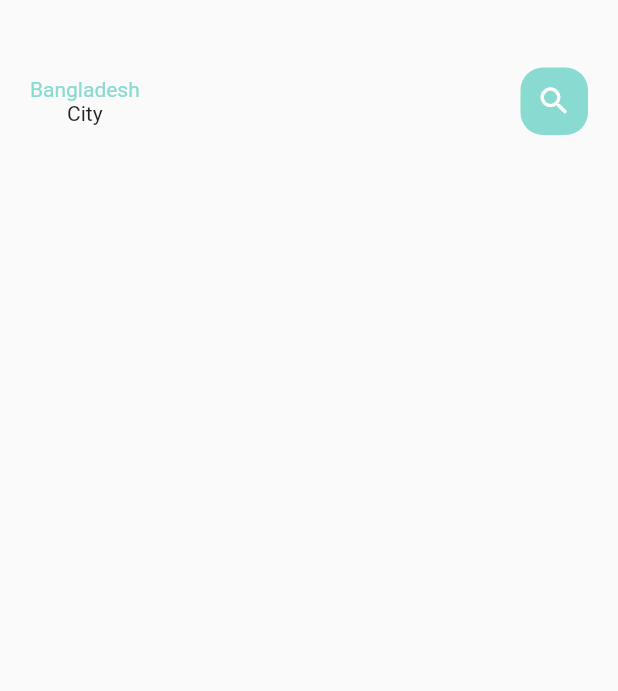
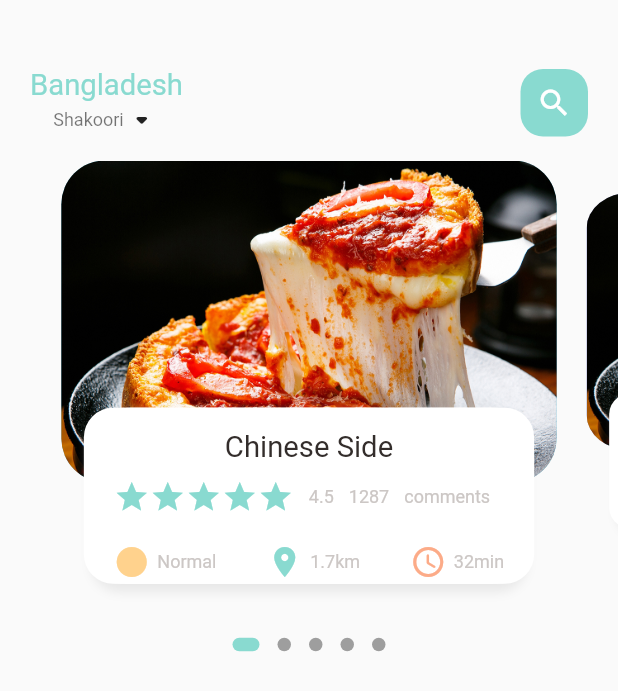
Before and after one commit to AliShakoori89/food_delivery, a Flutter app: the screen it shows after launch, on a phone screen of 412 x 824 dp. Shown: the top 691 px of the screen. Run offline on Flutter 3.47's test engine with Material 2 defaults, Android fonts, the phone set to English and light mode, and no system bars; drawn by our look-alikes of dots_indicator; our stand-ins replace get.

Commit message:
edit code

```diff
--- /dev/null
+++ b/lib/home/food_page_body.dart
@@ -0,0 +1,181 @@
+import 'package:dots_indicator/dots_indicator.dart';
+import 'package:flutter/material.dart';
+import 'package:food_delivery/utils/colors.dart';
+import 'package:food_delivery/utils/dimensions.dart';
+import 'package:food_delivery/widgets/icon_and_text_widget.dart';
+import 'package:food_delivery/widgets/small_text.dart';
+
+import '../widgets/big_text.dart';
+
+class FoodPageBody extends StatefulWidget {
+  const FoodPageBody({Key? key}) : super(key: key);
+
+  @override
+  State<FoodPageBody> createState() => _FoodPageBodyState();
+}
+
+class _FoodPageBodyState extends State<FoodPageBody> {
+
+  PageController pageController = PageController(viewportFraction: 0.85);
+  var _currPageValue = 0.0;
+  double _scaleFactor = 0.8;
+  double _height = Dimensions.pageViewContainer;
+
+  @override
+  void initState() {
+    super.initState();
+    pageController.addListener(() {
+      setState(() {
+        _currPageValue = pageController.page!;
+      });
+    });
+  }
+
+  @override
+  void dispose() {
+    pageController.dispose();
+  }
+
+  @override
+  Widget build(BuildContext context) {
+    return Column(
+      children: [
+        Container(
+          // color: Colors.redAccent,
+          height: Dimensions.pageView,
+          child: PageView.builder(
+            controller: pageController,
+            itemCount: 5,
+            itemBuilder: (context, position) {
+              return _buildPageItem(position);
+            },
+          ),
+        ),
+        DotsIndicator(
+          dotsCount: 5,
+          position: _currPageValue,
+          decorator: DotsDecorator(
+            activeColor: AppColors.mainColor,
+            size: const Size.square(9.0),
+            activeSize: const Size(18.0, 9.0),
+            activeShape: RoundedRectangleBorder(borderRadius: BorderRadius.circular(5.0)),
+          ),
+        )
+    ],
+    );
+  }
+    Widget _buildPageItem(int index){
+
+    Matrix4 matrix = new Matrix4.identity();
+    if(index == _currPageValue.floor()){
+      var currScale = 1-(_currPageValue-index)*(1-_scaleFactor);
+      var currTrans = _height*(1-currScale)/2;
+      matrix = Matrix4.diagonal3Values(1, currScale, 1)..setTranslationRaw(0, currTrans, 0);
+    }else if(index == _currPageValue.floor()+1){
+      var currScale = _scaleFactor+(_currPageValue-index+1)*(1-_scaleFactor);
+      var currTrans = _height*(1-currScale)/2;
+      matrix = Matrix4.diagonal3Values(1, currScale, 1);
+      matrix = Matrix4.diagonal3Values(1, currScale, 1)..setTranslationRaw(0, currTrans, 0);
+    }else if(index == _currPageValue.floor()-1){
+      var currScale = 1-(_currPageValue-index)*(1-_scaleFactor);
+      var currTrans = _height*(1-currScale)/2;
+      matrix = Matrix4.diagonal3Values(1, currScale, 1);
+      matrix = Matrix4.diagonal3Values(1, currScale, 1)..setTranslationRaw(0, currTrans, 0);
+    }else{
+      var currScale = 0.8;
+      matrix = Matrix4.diagonal3Values(1, currScale, 1)..setTranslationRaw(0, _height*(1-_scaleFactor)/2, 1);
+
+    }
+
+      return Transform(
+        transform: matrix,
+        child: Stack(
+          children: [
+            Container(
+              height: Dimensions.pageViewContainer,
+              margin: EdgeInsets.only(left: 10, right: 10),
+              decoration: BoxDecoration(
+                borderRadius: BorderRadius.circular(Dimensions.radius30),
+                color: index.isEven
+                    ? Color(0xFF69c5df)
+                    : Color(0xFF9294cc),
+                image: DecorationImage(
+                  fit: BoxFit.cover,
+                    image: AssetImage("assets/images/food1.png")
+                )
+              ),
+            ),
+            Align(
+              alignment: Alignment.bottomCenter,
+              child: Container(
+                height: Dimensions.pageViewTextContainer,
+                margin: EdgeInsets.only(left: 30, right: 30, bottom: 30),
+                decoration: BoxDecoration(
+                    borderRadius: BorderRadius.circular(Dimensions.radius20),
+                    color: Colors.white,
+                  boxShadow: [
+                    BoxShadow(
+                      color: Color(0xFFe8e8e8),
+                      blurRadius: 5.0,
+                      offset: Offset(0,5)
+                    ),
+                    BoxShadow(
+                        color: Colors.white,
+                        offset: Offset(-5,0)
+                    ),
+                    BoxShadow(
+                        color: Colors.white,
+                        offset: Offset(5,0)
+                    )
+                  ]
+                ),
+                child: Container(
+                  padding: EdgeInsets.only(
+                      top: Dimensions.height15, left: 15, right: 15),
+                  child: Column(
+                    children: [
+                      BigText(text: 'Chinese Side'),
+                      SizedBox(height: Dimensions.height10,),
+                      Row(
+                        children: [
+                          Wrap(
+                            children: List.generate(5, (index) {
+                              return Icon(Icons.star, color: AppColors.mainColor,);
+                            })
+                          ),
+                          SizedBox(width: 10,),
+                          SmallText(text: "4.5"),
+                          SizedBox(width: 10,),
+                          SmallText(text: '1287'),
+                          SizedBox(width: 10,),
+                          SmallText(text: 'comments')
+                        ],
+                      ),
+                      SizedBox(height: Dimensions.height20,),
+                      Row(
+                        mainAxisAlignment: MainAxisAlignment.spaceBetween,
+                        children: [
+                          IconAndTextWidget(
+                              icon: Icons.circle_sharp,
+                              text: "Normal",
+                              iconColor: AppColors.iconColor1),
+                          IconAndTextWidget(
+                              icon: Icons.location_on,
+                              text: "1.7km",
+                              iconColor: AppColors.mainColor),
+                          IconAndTextWidget(
+                              icon: Icons.access_time_rounded,
+                              text: "32min",
+                              iconColor: AppColors.iconColor2),
+                        ],
+                      )
+                    ],
+                  ),
+                ),
+              ),
+            ),
+          ],
+        ),
+      );
+    }
+}
--- a/lib/home/main_food_page.dart
+++ b/lib/home/main_food_page.dart
@@ -1,6 +1,8 @@
 import 'package:flutter/material.dart';
+import 'package:food_delivery/home/food_page_body.dart';
 import 'package:food_delivery/utils/colors.dart';
 import 'package:food_delivery/widgets/big_text.dart';
+import 'package:food_delivery/widgets/small_text.dart';
 
 class MainFoodPage extends StatefulWidget {
   const MainFoodPage({Key? key}) : super(key: key);
@@ -24,8 +26,15 @@ class _MainFoodPageState extends State<MainFoodPage> {
                   children: [
                     Column(
                       children: [
-                        BigText(text: 'Bangladesh', color: AppColors.mainColor,),
-                        Text('City')
+                        BigText(text: 'Bangladesh',
+                          color: AppColors.mainColor),
+                        Row(
+                          children: [
+                            SmallText(text: "Shakoori",
+                            color: Colors.black54,),
+                            Icon(Icons.arrow_drop_down_rounded)
+                          ],
+                        )
                       ],
                     ),
                     Center(
@@ -42,6 +51,7 @@ class _MainFoodPageState extends State<MainFoodPage> {
                   ],
                 ),
               )),
+          FoodPageBody(),
         ],
       ),
     );
--- a/lib/main.dart
+++ b/lib/main.dart
@@ -1,5 +1,6 @@
 import 'package:flutter/material.dart';
 import 'package:food_delivery/home/main_food_page.dart';
+import 'package:get/get.dart';
 
 void main() {
   runApp(const MyApp());
@@ -11,21 +12,9 @@ class MyApp extends StatelessWidget {
   // This widget is the root of your application.
   @override
   Widget build(BuildContext context) {
-    return MaterialApp(
+    return GetMaterialApp(
       debugShowCheckedModeBanner: false,
       title: 'Flutter Demo',
-      theme: ThemeData(
-        // This is the theme of your application.
-        //
-        // Try running your application with "flutter run". You'll see the
-        // application has a blue toolbar. Then, without quitting the app, try
-        // changing the primarySwatch below to Colors.green and then invoke
-        // "hot reload" (press "r" in the console where you ran "flutter run",
-        // or simply save your changes to "hot reload" in a Flutter IDE).
-        // Notice that the counter didn't reset back to zero; the application
-        // is not restarted.
-        primarySwatch: Colors.blue,
-      ),
       home: const MainFoodPage()
     );
   }
--- /dev/null
+++ b/lib/utils/dimensions.dart
@@ -0,0 +1,19 @@
+import 'package:get/get.dart';
+
+class Dimensions{
+
+  static double screenHeight = Get.context!.height;
+  static double screenWidth = Get.context!.width;
+
+  static double pageViewContainer = screenHeight/3.84;
+  static double pageViewTextContainer = screenHeight/7.03;
+  static double pageView = screenHeight/2.64;
+
+  static double height10 = screenHeight/84.4;
+  static double height15 = screenHeight/56.27;
+  static double height20 = screenHeight/42.2;
+
+  static double font20 = screenHeight/42.2;
+  static double radius20 = screenHeight/42.2;
+  static double radius30 = screenHeight/28.13;
+}
--- a/lib/widgets/big_text.dart
+++ b/lib/widgets/big_text.dart
@@ -1,4 +1,5 @@
 import 'package:flutter/material.dart';
+import 'package:food_delivery/utils/dimensions.dart';
 
 class BigText extends StatelessWidget {
 
@@ -10,7 +11,7 @@ class BigText extends StatelessWidget {
   BigText({Key? key,
     this.color = const Color(0xFF332d2b),
       required this.text,
-    this.size = 20,
+    this.size = 0,
       this.overflow = TextOverflow.ellipsis
   }) : super(key: key);
 
@@ -18,11 +19,13 @@ class BigText extends StatelessWidget {
   Widget build(BuildContext context) {
     return Text(
       text,
+      maxLines: 1,
       overflow: overflow,
       style: TextStyle(
         fontFamily: 'Roboto',
         color: color,
-        fontWeight: FontWeight.w400
+        fontWeight: FontWeight.w400,
+        fontSize: size == 0 ? Dimensions.font20 : size
       ),
     );
   }
--- /dev/null
+++ b/lib/widgets/icon_and_text_widget.dart
@@ -0,0 +1,26 @@
+import 'package:flutter/material.dart';
+import 'package:food_delivery/widgets/big_text.dart';
+import 'package:food_delivery/widgets/small_text.dart';
+
+class IconAndTextWidget extends StatelessWidget {
+
+  final IconData icon;
+  final String text;
+  final Color iconColor;
+
+  const IconAndTextWidget({Key? key,
+    required this.icon,
+    required this.text,
+    required this.iconColor}) : super(key: key);
+
+  @override
+  Widget build(BuildContext context) {
+    return Row(
+      children: [
+        Icon(icon, color: iconColor,),
+        SizedBox(width: 5,),
+        SmallText(text: text,)
+      ],
+    );
+  }
+}
--- /dev/null
+++ b/lib/widgets/small_text.dart
@@ -0,0 +1,28 @@
+import 'package:flutter/material.dart';
+
+class SmallText extends StatelessWidget {
+
+  Color? color;
+  final String text;
+  double size;
+  double height;
+  SmallText({Key? key,
+    this.color = const Color(0xFFccc7c5),
+    required this.text,
+    this.size = 12,
+    this.height = 1.2
+  }) : super(key: key);
+
+  @override
+  Widget build(BuildContext context) {
+    return Text(
+      text,
+      style: TextStyle(
+          fontFamily: 'Roboto',
+          color: color,
+        fontSize: size,
+        height: height
+      ),
+    );
+  }
+}
--- a/pubspec.yaml
+++ b/pubspec.yaml
@@ -36,6 +36,8 @@ dependencies:
   # The following adds the Cupertino Icons fonts to your application.
   # Use with the CupertinoIcons class for iOS style icons.
   cupertino_icons: ^1.0.2
+  dots_indicator: ^2.1.0
+  get: ^4.6.5
 
 dev_dependencies:
   flutter_test:
@@ -60,8 +62,8 @@ flutter:
   uses-material-design: true
 
   # To add assets to your application, add an assets section, like this:
-  # assets:
-  #   - images/a_dot_burr.jpeg
+  assets:
+   - assets/images/
   #   - images/a_dot_ham.jpeg
 
   # An image asset can refer to one or more resolution-specific "variants", see
```
Also changed, not shown: assets/images/food1.png (added), pubspec.lock.
